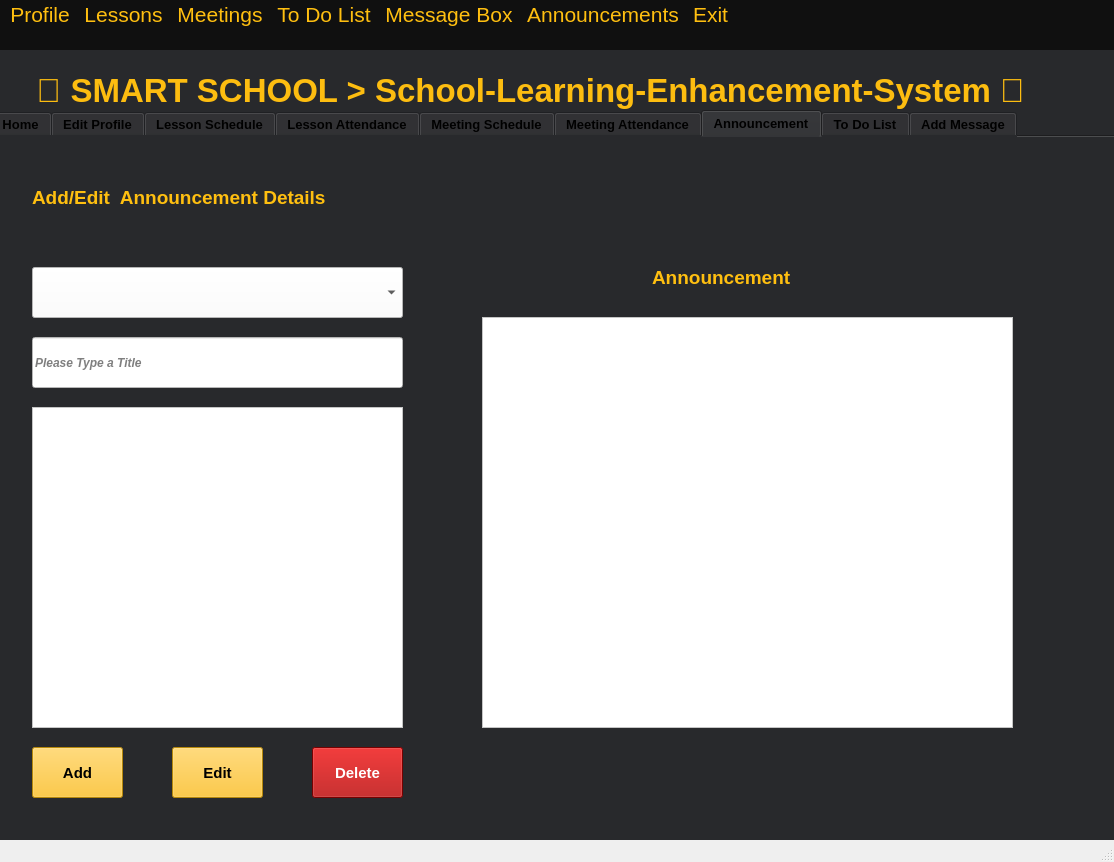
Above: teacher.ui from KemalDurukanMERT/Smart-School-2.0 before the change. Below: the same form after it.
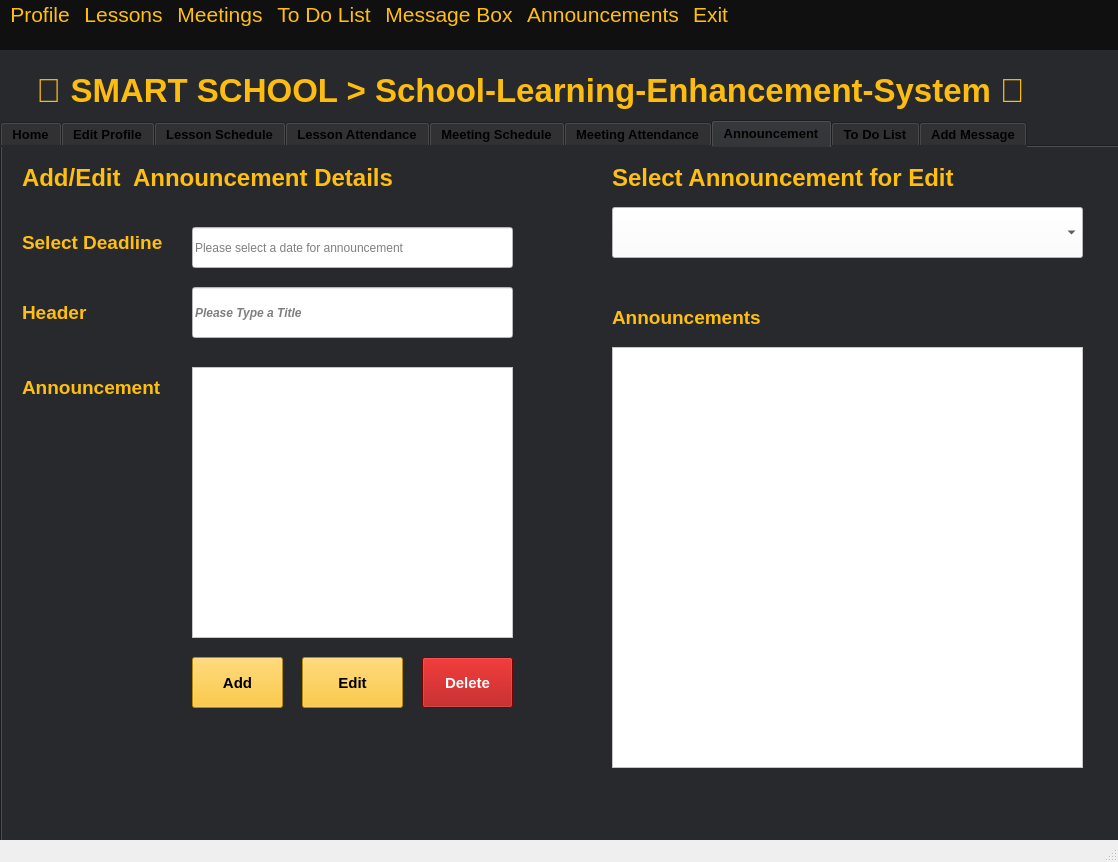
That is the form after the change. The open tabs and pages were chosen to show the change.

What changed in the file:
```diff
--- a/teacher.ui
+++ b/teacher.ui
@@ -6,7 +6,7 @@
    <rect>
     <x>0</x>
     <y>0</y>
-    <width>1114</width>
+    <width>1118</width>
     <height>862</height>
    </rect>
   </property>
@@ -58,9 +58,9 @@
    <widget class="QTabWidget" name="tabWidget">
     <property name="geometry">
      <rect>
-      <x>-10</x>
-      <y>60</y>
-      <width>1131</width>
+      <x>0</x>
+      <y>70</y>
+      <width>1121</width>
       <height>741</height>
      </rect>
     </property>
@@ -1963,9 +1963,9 @@
      <widget class="QLineEdit" name="LineEdit">
       <property name="geometry">
        <rect>
-        <x>40</x>
-        <y>200</y>
-        <width>371</width>
+        <x>190</x>
+        <y>140</y>
+        <width>321</width>
         <height>51</height>
        </rect>
       </property>
@@ -1986,10 +1986,10 @@
      <widget class="QTextEdit" name="textEdit">
       <property name="geometry">
        <rect>
-        <x>40</x>
-        <y>270</y>
-        <width>371</width>
-        <height>321</height>
+        <x>190</x>
+        <y>220</y>
+        <width>321</width>
+        <height>271</height>
        </rect>
       </property>
       <property name="styleSheet">
@@ -2006,36 +2006,11 @@
 &lt;p style=&quot;-qt-paragraph-type:empty; margin-top:0px; margin-bottom:0px; margin-left:0px; margin-right:0px; -qt-block-indent:0; text-indent:0px;&quot;&gt;&lt;br /&gt;&lt;/p&gt;&lt;/body&gt;&lt;/html&gt;</string>
       </property>
      </widget>
-     <widget class="QTextBrowser" name="textBrowser">
-      <property name="geometry">
-       <rect>
-        <x>490</x>
-        <y>180</y>
-        <width>531</width>
-        <height>411</height>
-       </rect>
-      </property>
-      <property name="font">
-       <font>
-        <pointsize>10</pointsize>
-       </font>
-      </property>
-      <property name="styleSheet">
-       <string notr="true">background-color: rgb(255, 255, 255);</string>
-      </property>
-      <property name="html">
-       <string>&lt;!DOCTYPE HTML PUBLIC &quot;-//W3C//DTD HTML 4.0//EN&quot; &quot;http://www.w3.org/TR/REC-html40/strict.dtd&quot;&gt;
-&lt;html&gt;&lt;head&gt;&lt;meta name=&quot;qrichtext&quot; content=&quot;1&quot; /&gt;&lt;style type=&quot;text/css&quot;&gt;
-p, li { white-space: pre-wrap; }
-&lt;/style&gt;&lt;/head&gt;&lt;body style=&quot; font-family:'MS Shell Dlg 2'; font-size:10pt; font-weight:400; font-style:normal;&quot;&gt;
-&lt;p style=&quot;-qt-paragraph-type:empty; margin-top:0px; margin-bottom:0px; margin-left:0px; margin-right:0px; -qt-block-indent:0; text-indent:0px; font-size:7.8pt;&quot;&gt;&lt;br /&gt;&lt;/p&gt;&lt;/body&gt;&lt;/html&gt;</string>
-      </property>
-     </widget>
      <widget class="QPushButton" name="addButton">
       <property name="geometry">
        <rect>
-        <x>40</x>
-        <y>610</y>
+        <x>190</x>
+        <y>510</y>
         <width>91</width>
         <height>51</height>
        </rect>
@@ -2057,9 +2032,9 @@
      <widget class="QPushButton" name="editButton">
       <property name="geometry">
        <rect>
-        <x>180</x>
-        <y>610</y>
-        <width>91</width>
+        <x>300</x>
+        <y>510</y>
+        <width>101</width>
         <height>51</height>
        </rect>
       </property>
@@ -2080,8 +2055,8 @@
      <widget class="QPushButton" name="deleteButton">
       <property name="geometry">
        <rect>
-        <x>320</x>
-        <y>610</y>
+        <x>420</x>
+        <y>510</y>
         <width>91</width>
         <height>51</height>
        </rect>
@@ -2104,9 +2079,9 @@
      <widget class="QComboBox" name="comboBox">
       <property name="geometry">
        <rect>
-        <x>40</x>
-        <y>130</y>
-        <width>371</width>
+        <x>610</x>
+        <y>60</y>
+        <width>471</width>
         <height>51</height>
        </rect>
       </property>
@@ -2117,15 +2092,15 @@
      <widget class="QLabel" name="label_58">
       <property name="geometry">
        <rect>
-        <x>40</x>
-        <y>50</y>
+        <x>20</x>
+        <y>20</y>
         <width>441</width>
         <height>21</height>
        </rect>
       </property>
       <property name="font">
        <font>
-        <pointsize>14</pointsize>
+        <pointsize>18</pointsize>
         <weight>75</weight>
         <bold>true</bold>
        </font>
@@ -2140,10 +2115,112 @@
      <widget class="QLabel" name="label_65">
       <property name="geometry">
        <rect>
-        <x>660</x>
-        <y>130</y>
-        <width>181</width>
+        <x>610</x>
+        <y>160</y>
+        <width>171</width>
         <height>21</height>
+       </rect>
+      </property>
+      <property name="font">
+       <font>
+        <pointsize>14</pointsize>
+        <weight>75</weight>
+        <bold>true</bold>
+       </font>
+      </property>
+      <property name="styleSheet">
+       <string notr="true">color: rgb(255, 191, 16);</string>
+      </property>
+      <property name="text">
+       <string>Announcements</string>
+      </property>
+     </widget>
+     <widget class="QListView" name="announcementListView">
+      <property name="geometry">
+       <rect>
+        <x>610</x>
+        <y>200</y>
+        <width>471</width>
+        <height>421</height>
+       </rect>
+      </property>
+      <property name="styleSheet">
+       <string notr="true">background: rgb(255, 255, 255)</string>
+      </property>
+     </widget>
+     <widget class="QLineEdit" name="announcementDate">
+      <property name="geometry">
+       <rect>
+        <x>190</x>
+        <y>80</y>
+        <width>321</width>
+        <height>41</height>
+       </rect>
+      </property>
+      <property name="toolTipDuration">
+       <number>-1</number>
+      </property>
+      <property name="styleSheet">
+       <string notr="true">background-color: rgb(255, 255, 255);
+font: 12pt &quot;MS Shell Dlg 2&quot;;</string>
+      </property>
+      <property name="placeholderText">
+       <string>Please select a date for announcement</string>
+      </property>
+     </widget>
+     <widget class="QLabel" name="label_66">
+      <property name="geometry">
+       <rect>
+        <x>20</x>
+        <y>80</y>
+        <width>151</width>
+        <height>31</height>
+       </rect>
+      </property>
+      <property name="font">
+       <font>
+        <pointsize>14</pointsize>
+        <weight>75</weight>
+        <bold>true</bold>
+       </font>
+      </property>
+      <property name="styleSheet">
+       <string notr="true">color: rgb(255, 191, 16);</string>
+      </property>
+      <property name="text">
+       <string>Select Deadline</string>
+      </property>
+     </widget>
+     <widget class="QLabel" name="label_67">
+      <property name="geometry">
+       <rect>
+        <x>20</x>
+        <y>150</y>
+        <width>151</width>
+        <height>31</height>
+       </rect>
+      </property>
+      <property name="font">
+       <font>
+        <pointsize>14</pointsize>
+        <weight>75</weight>
+        <bold>true</bold>
+       </font>
+      </property>
+      <property name="styleSheet">
+       <string notr="true">color: rgb(255, 191, 16);</string>
+      </property>
+      <property name="text">
+       <string>Header</string>
+      </property>
+     </widget>
+     <widget class="QLabel" name="label_68">
+      <property name="geometry">
+       <rect>
+        <x>20</x>
+        <y>220</y>
+        <width>151</width>
+        <height>41</height>
        </rect>
       </property>
       <property name="font">
@@ -2160,6 +2237,29 @@
        <string>Announcement</string>
       </property>
      </widget>
+     <widget class="QLabel" name="label_69">
+      <property name="geometry">
+       <rect>
+        <x>610</x>
+        <y>20</y>
+        <width>401</width>
+        <height>21</height>
+       </rect>
+      </property>
+      <property name="font">
+       <font>
+        <pointsize>18</pointsize>
+        <weight>75</weight>
+        <bold>true</bold>
+       </font>
+      </property>
+      <property name="styleSheet">
+       <string notr="true">color: rgb(255, 191, 16);</string>
+      </property>
+      <property name="text">
+       <string>Select Announcement for Edit</string>
+      </property>
+     </widget>
     </widget>
     <widget class="QWidget" name="tab_5">
      <attribute name="title">
@@ -2393,7 +2493,7 @@
     <rect>
      <x>0</x>
      <y>0</y>
-     <width>1114</width>
+     <width>1118</width>
      <height>50</height>
     </rect>
    </property>
```
Left out of the diff: 210 changed lines with no effect on the pictures.
